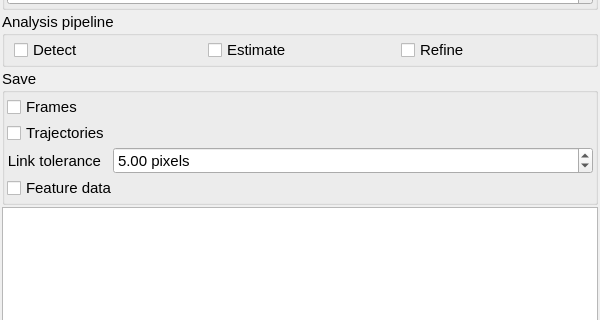
Before: the Qt Designer form jansenlib/QVision/QVisionWidget.ui in davidgrier/pyfab, drawn with Qt 5; both pictures show x 0 to 600 and y 102 to 422 of the 600 by 742 pixel window.
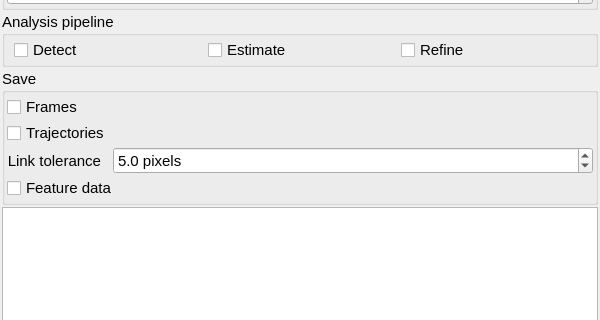
After: the same form once the commit is applied. Custom widgets are drawn as their Qt base class.

The edit to the form file:
```diff
--- a/jansenlib/QVision/QVisionWidget.ui
+++ b/jansenlib/QVision/QVisionWidget.ui
@@ -242,6 +242,9 @@
         <property name="suffix">
          <string> pixels</string>
         </property>
+        <property name="decimals">
+         <number>1</number>
+        </property>
         <property name="value">
          <double>5.000000000000000</double>
         </property>
```
Left out of the diff: 57 changed lines with no effect on the pictures.
